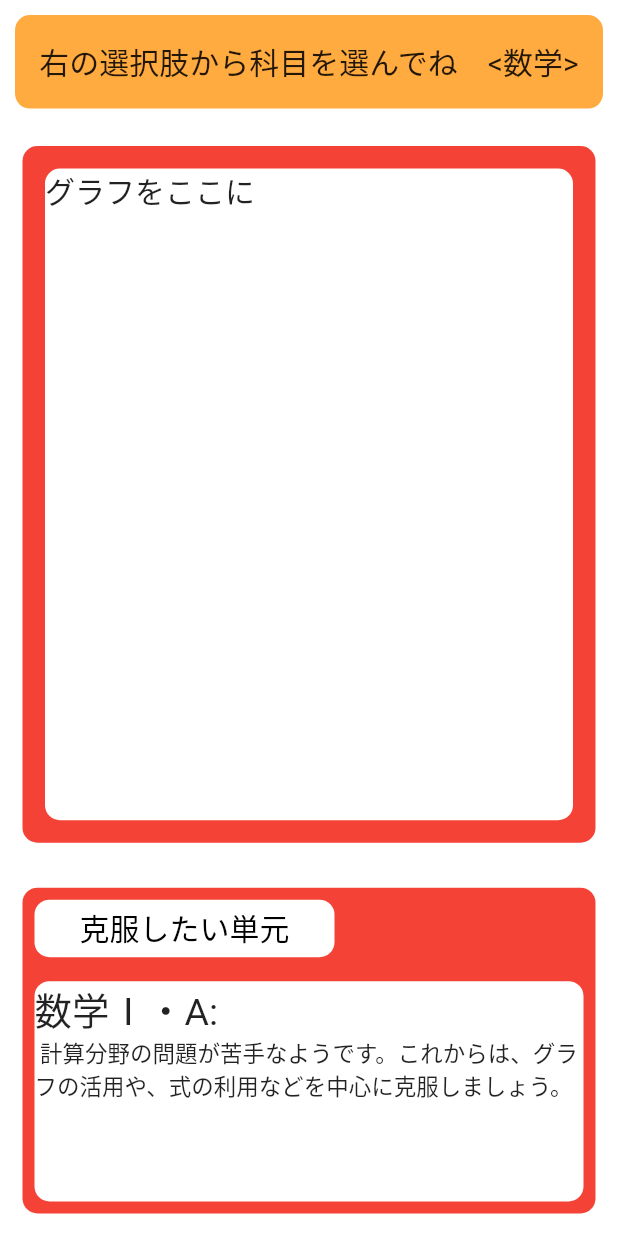
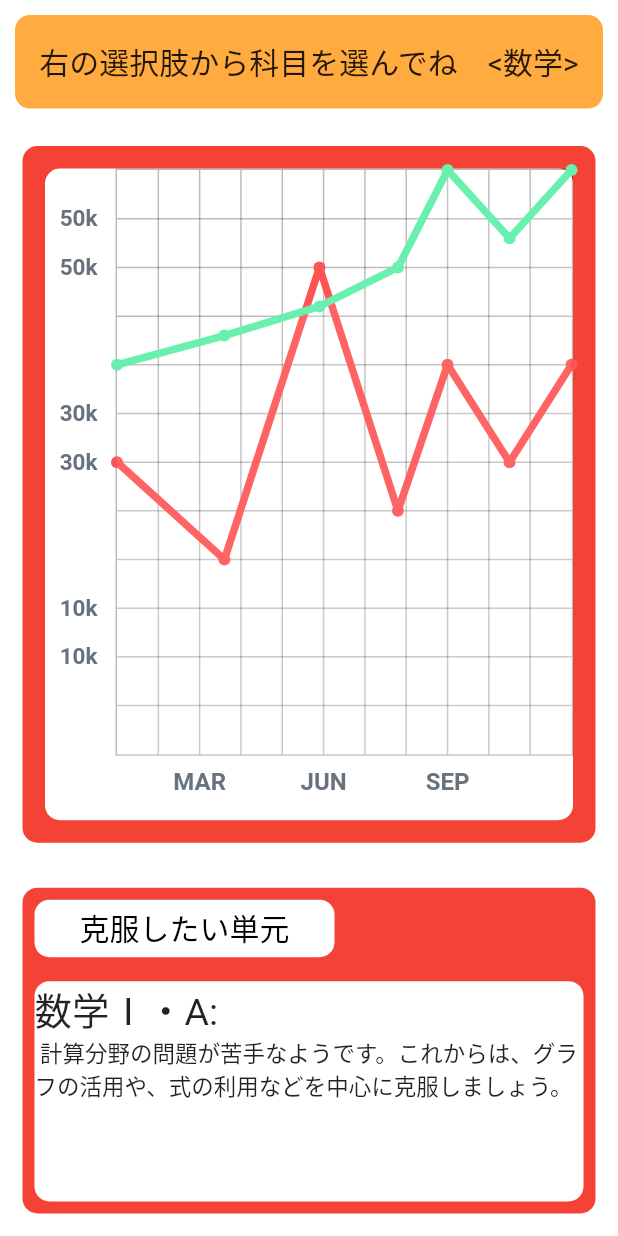
Before and after one commit to yutakana23/flutter_team10, a Flutter app: the ExamsScreen screen opened directly, on a phone screen of 412 x 824 dp. Run offline on Flutter 3.47's test engine with Material 2 defaults, Android fonts, the phone set to English and light mode, and no system bars; drawn by our look-alikes of fl_chart; our stand-ins replace cloud_firestore, firebase_auth, firebase_core, modal_progress_hud_nsn; accounts and stored records are empty.

Commit message:
グラフの導入

```diff
--- /dev/null
+++ b/lib/components/graph_chart.dart
@@ -0,0 +1,106 @@
+import 'package:fl_chart/fl_chart.dart';
+import 'package:flutter/material.dart';
+
+class GraphChart extends StatelessWidget {
+
+  List<FlSpot> lineBarSpots, lineBarSpots2;
+  GraphChart(this.lineBarSpots, this.lineBarSpots2);
+
+  static const String id = 'graph_chart';
+
+  @override
+  Widget build(BuildContext context) => LineChart(
+        LineChartData(
+          backgroundColor: Colors.white,
+          minX: 0,
+          maxX: 11,
+          minY: 0,
+          maxY: 6,
+          titlesData: LineTitles.getTitleData(),
+          gridData: FlGridData(
+            show: true,
+            getDrawingHorizontalLine: (value) {
+              return FlLine(
+                color: Colors.black26,
+                strokeWidth: 1,
+              );
+            },
+            drawVerticalLine: true,
+            getDrawingVerticalLine: (value) {
+              return FlLine(
+                color: Colors.black26,
+                strokeWidth: 1,
+              );
+            },
+          ),
+          borderData: FlBorderData(
+            show: true,
+            border: Border.all(color: Colors.black26, width: 1),
+          ),
+          lineBarsData: [
+            LineChartBarData(
+              spots: lineBarSpots,
+              colors: [Colors.redAccent],
+              barWidth: 5,
+              // dotData: FlDotData(show: false),
+              belowBarData: BarAreaData(show: true, colors: [Colors.white10]),
+            ),
+            LineChartBarData(
+              spots: lineBarSpots2,
+              colors: [Colors.greenAccent],
+              barWidth: 5,
+              // dotData: FlDotData(show: false),
+              belowBarData: BarAreaData(show: true, colors: [Colors.white10]),
+            ),
+          ],
+        ),
+      );
+}
+
+class LineTitles {
+  static getTitleData() => FlTitlesData(
+        show: true,
+        bottomTitles: SideTitles(
+          showTitles: true,
+          reservedSize: 35,
+          getTextStyles: (value) => const TextStyle(
+            color: Color(0xff68737d),
+            fontWeight: FontWeight.bold,
+            fontSize: 16,
+          ),
+          getTitles: (value) {
+            switch (value.toInt()) {
+              case 2:
+                return 'MAR';
+              case 5:
+                return 'JUN';
+              case 8:
+                return 'SEP';
+            }
+            return '';
+          },
+          margin: 8,
+        ),
+        leftTitles: SideTitles(
+          showTitles: true,
+          getTextStyles: (value) => const TextStyle(
+            color: Color(0xff67727d),
+            fontWeight: FontWeight.bold,
+            fontSize: 15,
+          ),
+          getTitles: (value) {
+            switch (value.toInt()) {
+              case 1:
+                return '10k';
+              case 3:
+                return '30k';
+              case 5:
+                return '50k';
+            }
+            return '';
+          },
+          reservedSize: 35,
+          margin: 12,
+        ),
+      );
+}
--- a/lib/main.dart
+++ b/lib/main.dart
@@ -1,5 +1,4 @@
 import 'package:flutter/material.dart';
-// import 'package:mr_study/screens/graph_chart.dart';
 import 'package:mr_study/screens/registration_screen.dart';
 import 'package:mr_study/screens/login_screen.dart';
 import 'package:mr_study/screens/tabs_screen.dart';
@@ -25,7 +24,6 @@ class MyApp extends StatelessWidget {
         LoginScreen.id: (context) => LoginScreen(),
         TabsScreen.id: (context) => TabsScreen(),
         RegistrationScreen.id: (context) => RegistrationScreen(),
-        // GraphChart.id: (context) => GraphChart(),
       },
     );
   }
--- a/lib/screens/exams_screen.dart
+++ b/lib/screens/exams_screen.dart
@@ -1,4 +1,6 @@
+import 'package:fl_chart/fl_chart.dart';
 import 'package:flutter/material.dart';
+import 'package:mr_study/components/graph_chart.dart';
 
 class ExamsScreen extends StatelessWidget {
   static const String id = 'Exams_Screen';
@@ -21,12 +23,14 @@ class ExamsScreen extends StatelessWidget {
               child: Row(
                 mainAxisAlignment: MainAxisAlignment.center,
                 children: [
-                  Text('右の選択肢から科目を選んでね',
+                  Text(
+                    '右の選択肢から科目を選んでね',
                     style: TextStyle(
                       fontSize: 20.0,
                     ),
                   ),
-                  Text('　<数学>',
+                  Text(
+                    '　<数学>',
                     style: TextStyle(
                       fontSize: 20.0,
                     ),
@@ -49,11 +53,23 @@ class ExamsScreen extends StatelessWidget {
                   color: Colors.white,
                   borderRadius: BorderRadius.circular(10),
                 ),
-                child: Text('グラフをここに',
-                  style: TextStyle(
-                    fontSize: 20.0,
-                  ),
-                ),
+                child: GraphChart([
+                  FlSpot(0, 3),
+                  FlSpot(2.6, 2),
+                  FlSpot(4.9, 5),
+                  FlSpot(6.8, 2.5),
+                  FlSpot(8, 4),
+                  FlSpot(9.5, 3),
+                  FlSpot(11, 4),
+                ], [
+                  FlSpot(0, 4),
+                  FlSpot(2.6, 4.3),
+                  FlSpot(4.9, 4.6),
+                  FlSpot(6.8, 5),
+                  FlSpot(8, 6),
+                  FlSpot(9.5, 5.3),
+                  FlSpot(11, 6),
+                ]),
               ),
             ),
           ),
@@ -77,7 +93,8 @@ class ExamsScreen extends StatelessWidget {
                           borderRadius: BorderRadius.circular(10),
                           color: Colors.white),
                       child: Center(
-                        child: Text('克服したい単元',
+                        child: Text(
+                          '克服したい単元',
                           style: TextStyle(
                             color: Colors.black,
                             fontSize: 20.0,
@@ -92,19 +109,21 @@ class ExamsScreen extends StatelessWidget {
                       margin: EdgeInsets.all(8.0),
                       width: double.infinity,
                       decoration: BoxDecoration(
-                          color: Colors.white,
+                        color: Colors.white,
                         borderRadius: BorderRadius.circular(10),
                       ),
                       child: Column(
                         mainAxisAlignment: MainAxisAlignment.start,
                         crossAxisAlignment: CrossAxisAlignment.start,
                         children: <Widget>[
-                          Text(_subject[0]+':',
+                          Text(
+                            _subject[0] + ':',
                             style: TextStyle(
                               fontSize: 25.0,
                             ),
                           ),
-                          Text(' 計算分野の問題が苦手なようです。これからは、グラフの活用や、式の利用などを中心に克服しましょう。',
+                          Text(
+                            ' 計算分野の問題が苦手なようです。これからは、グラフの活用や、式の利用などを中心に克服しましょう。',
                             textAlign: TextAlign.start,
                             style: TextStyle(
                               fontSize: 15.0,
@@ -112,7 +131,6 @@ class ExamsScreen extends StatelessWidget {
                           ),
                         ],
                       ),
-
                     ),
                   ),
                 ],
--- a/pubspec.yaml
+++ b/pubspec.yaml
@@ -17,6 +17,7 @@ dependencies:
 
   modal_progress_hud_nsn: ^0.1.0-nullsafety-1
   charts_flutter: ^0.10.0
+  fl_chart: ^0.36.2
 
 dev_dependencies:
   flutter_test:
```
Also changed, not shown: lib/screens/graph_chart.dart (deleted, +0 -51 lines), pubspec.lock.
